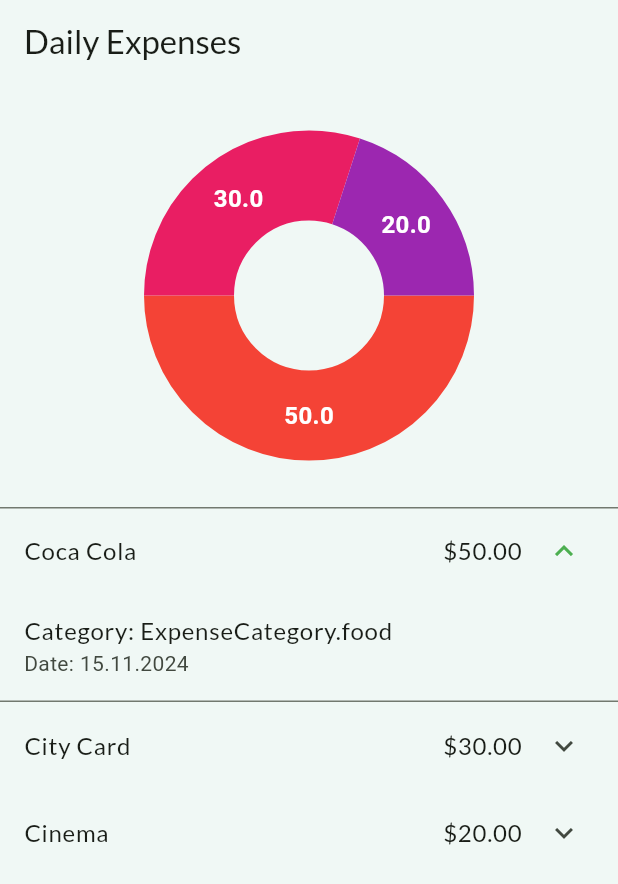
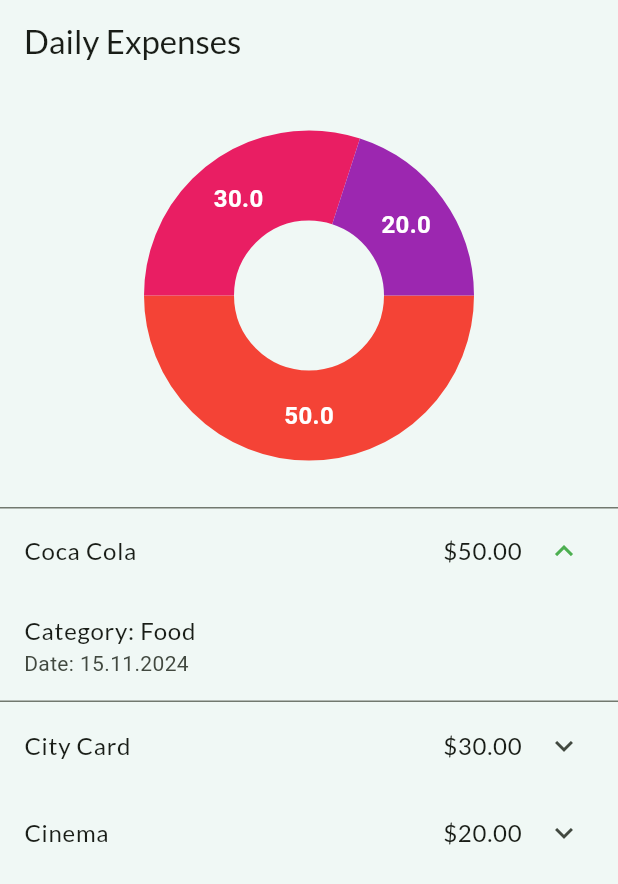
Before and after one commit to klouzhenk/finance_tracker, a Flutter app: the screen it shows after launch, after a tap on "Coca Cola", on a phone screen of 412 x 824 dp. Shown: the top 884 px of the screen. Run offline on Flutter 3.47's test engine with Material 3 defaults, Android fonts, the phone set to English and light mode, and no system bars; drawn by our look-alikes of fl_chart; our stand-ins replace google_fonts, sqflite; accounts and stored records are empty.

Commit message:
Add getter to get category

```diff
--- a/lib/components/expense_tile.dart
+++ b/lib/components/expense_tile.dart
@@ -18,7 +18,7 @@ class ExpenseTile extends StatelessWidget {
       ),
       children: [
         ListTile(
-          title: Text('Category: ${expense.category}'),
+          title: Text('Category: ${expense.categoryName}'),
           subtitle: Text('Date: ${expense.formattedDate}'),
         ),
       ],
--- a/lib/models/expense.dart
+++ b/lib/models/expense.dart
@@ -9,6 +9,33 @@ class Expense {
   Expense(this.title, this.amount, this.category, this.date);
 
   String get formattedDate => DateFormat('dd.MM.yyyy').format(date);
+
+  String get categoryName {
+    switch (category) {
+      case ExpenseCategory.food:
+        return "Food";
+      case ExpenseCategory.transport:
+        return "Transport";
+      case ExpenseCategory.entertainment:
+        return "Entertainment";
+      case ExpenseCategory.housing:
+        return "Housing";
+      case ExpenseCategory.clothingAndAccessories:
+        return "Clothing & Accessories";
+      case ExpenseCategory.health:
+        return "Health";
+      case ExpenseCategory.education:
+        return "Education";
+      case ExpenseCategory.pets:
+        return "Pets";
+      case ExpenseCategory.gifts:
+        return "Gifts";
+      case ExpenseCategory.other:
+        return "Other";
+      default:
+        return "Unknown";
+    }
+  }
 }
 
 enum ExpenseCategory {
```
